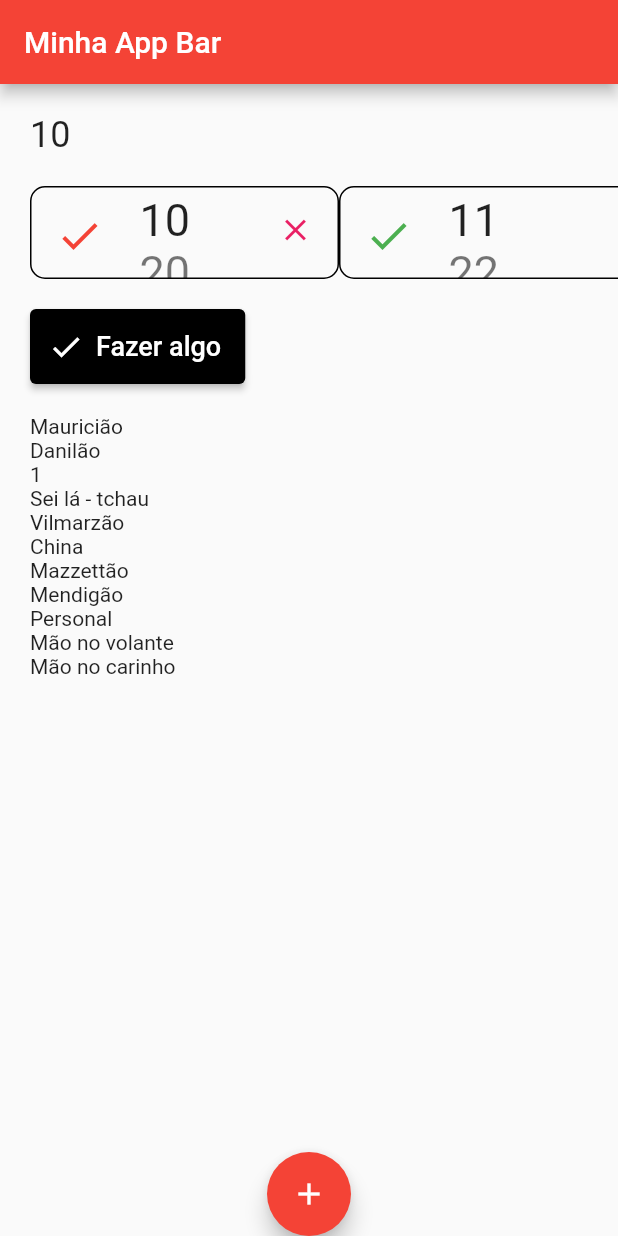
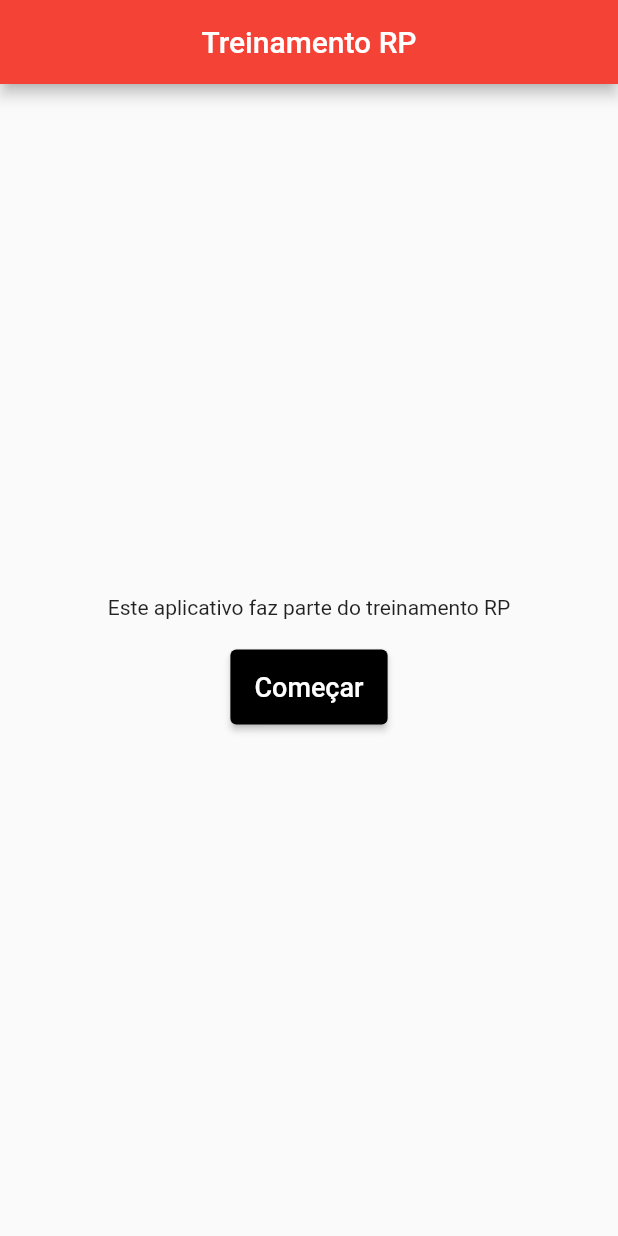
Before and after one commit to mauricioluz/treinamentorp, a Flutter app: the screen it shows after launch, on a phone screen of 412 x 824 dp. Run offline on Flutter 3.47's test engine with Material 2 defaults, Android fonts, the light colour scheme and no system bars.

Commit message:
alterações aula 3

```diff
--- a/lib/home_page.dart
+++ /dev/null
@@ -1,91 +0,0 @@
-import 'dart:math';
-
-import 'package:flutter/material.dart';
-import 'package:treinamentorp/widgets/buttons/custom_elevated_button.dart';
-import 'widgets/listtile/custom_list_tile.dart';
-
-class HomePage extends StatefulWidget {
-  const HomePage({Key? key}) : super(key: key);
-
-  @override
-  State<HomePage> createState() => _HomePageState();
-}
-
-class _HomePageState extends State<HomePage> {
-  int valorInicial = 10;
-
-  List numeros = [10, 11, 43, 24, 69, 71, 121, 32, 32, 34];
-  List nomes = [
-    "Mauricião",
-    "Danilão",
-    1,
-    {"nome": "Sei lá", "sobrenome": "tchau"},
-    "Vilmarzão",
-    "China",
-    "Mazzettão",
-    "Mendigão",
-    "Personal",
-    "Mão no volante",
-    "Mão no carinho",
-  ];
-
-  _buildFloatingButton() => FloatingActionButton(
-      backgroundColor: Colors.red,
-      child: Icon(Icons.add, color: Colors.white),
-      onPressed: () {
-        setState(() {
-          valorInicial = Random().nextInt(100);
-        });
-      });
-
-  @override
-  Widget build(BuildContext context) {
-    return Scaffold(
-      appBar: AppBar(
-          backgroundColor: Colors.red, title: const Text("Minha App Bar")),
-      floatingActionButton: _buildFloatingButton(),
-      floatingActionButtonLocation: FloatingActionButtonLocation.centerDocked,
-      body: Padding(
-          padding: const EdgeInsets.all(20),
-          child: Column(
-              mainAxisAlignment: MainAxisAlignment.start,
-              crossAxisAlignment: CrossAxisAlignment.start,
-              children: [
-                Text(valorInicial.toString(), style: TextStyle(fontSize: 24)),
-                const SizedBox(height: 20),
-                SizedBox(
-                  height: 62,
-                  child: ListView.builder(
-                      scrollDirection: Axis.horizontal,
-                      itemCount: numeros.length,
-                      itemBuilder: (BuildContext _, int index) {
-                        return CustomListTile(valor: numeros.elementAt(index));
-                      }),
-                ),
-                const SizedBox(height: 20),
-                CustomElevatedButton(
-                    text: "Fazer algo",
-                    icon: Icons.check,
-                    onPressed: () {
-                      setState(() {
-                        valorInicial = Random().nextInt(100);
-                      });
-                    }),
-                const SizedBox(height: 20),
-                Expanded(
-                  child: ListView.builder(
-                      itemCount: nomes.length,
-                      itemBuilder: (_, index) {
-                        //Pegando o objeto no índice atual
-                        var valor = nomes[index];
-                        //Valido se o objeto é um Map
-                        if (valor is Map) {
-                          valor = "${valor["nome"]} - ${valor["sobrenome"]}";
-                        }
-                        return Text(valor.toString());
-                      }),
-                )
-              ])),
-    );
-  }
-}
--- a/lib/main.dart
+++ b/lib/main.dart
@@ -1,5 +1,5 @@
 import 'package:flutter/material.dart';
-import 'package:treinamentorp/home_page.dart';
+import 'package:treinamentorp/pages/home_page.dart';
 
 void main() {
   runApp(const MyApp());
--- /dev/null
+++ b/lib/pages/characters_page.dart
@@ -0,0 +1,18 @@
+import 'package:flutter/material.dart';
+import 'package:treinamentorp/widgets/appbar/custom_app_bar.dart';
+
+class CharactersPage extends StatefulWidget {
+  const CharactersPage({Key? key}) : super(key: key);
+
+  @override
+  State<CharactersPage> createState() => _CharactersPageState();
+}
+
+class _CharactersPageState extends State<CharactersPage> {
+  @override
+  Widget build(BuildContext context) {
+    return Scaffold(
+      appBar: CustomAppBar(title: "Personagens"),
+    );
+  }
+}
--- /dev/null
+++ b/lib/pages/home_page.dart
@@ -0,0 +1,38 @@
+import 'package:flutter/material.dart';
+import 'package:treinamentorp/pages/characters_page.dart';
+import 'package:treinamentorp/widgets/appbar/custom_app_bar.dart';
+import 'package:treinamentorp/widgets/buttons/custom_elevated_button.dart';
+
+class HomePage extends StatefulWidget {
+  const HomePage({Key? key}) : super(key: key);
+
+  @override
+  State<HomePage> createState() => _HomePageState();
+}
+
+class _HomePageState extends State<HomePage> {
+  @override
+  Widget build(BuildContext context) {
+    return Scaffold(
+      appBar: CustomAppBar(title: "Treinamento RP"),
+      body: Center(
+        child: Column(
+          mainAxisAlignment: MainAxisAlignment.center,
+          children: [
+            const Text(
+              "Este aplicativo faz parte do treinamento RP",
+              textAlign: TextAlign.center,
+            ),
+            const SizedBox(height: 20),
+            CustomElevatedButton(
+                text: "Começar",
+                onPressed: () {
+                  Navigator.push(context,
+                      MaterialPageRoute(builder: (_) => CharactersPage()));
+                })
+          ],
+        ),
+      ),
+    );
+  }
+}
--- /dev/null
+++ b/lib/widgets/appbar/custom_app_bar.dart
@@ -0,0 +1,18 @@
+import 'package:flutter/material.dart';
+
+class CustomAppBar extends StatelessWidget with PreferredSizeWidget {
+  final String title;
+  const CustomAppBar({Key? key, required this.title}) : super(key: key);
+
+  @override
+  Size get preferredSize => const Size.fromHeight(kToolbarHeight);
+
+  @override
+  Widget build(BuildContext context) {
+    return AppBar(
+      backgroundColor: Colors.red,
+      title: Text(title),
+      centerTitle: true,
+    );
+  }
+}
--- a/lib/widgets/buttons/custom_elevated_button.dart
+++ b/lib/widgets/buttons/custom_elevated_button.dart
@@ -3,24 +3,19 @@ import 'package:flutter/material.dart';
 class CustomElevatedButton extends StatelessWidget {
   final String text;
   final Color? color;
-  final IconData icon;
   final Function() onPressed;
 
   CustomElevatedButton(
-      {required this.text,
-      this.color,
-      required this.icon,
-      required this.onPressed});
+      {required this.text, this.color, required this.onPressed});
 
   @override
   Widget build(BuildContext context) {
     return SizedBox(
       height: 50,
-      child: ElevatedButton.icon(
+      child: ElevatedButton(
           style: ElevatedButton.styleFrom(primary: color ?? Colors.black),
           onPressed: onPressed,
-          icon: Icon(icon),
-          label: Text(
+          child: Text(
             text,
             style: TextStyle(fontSize: 18),
           )),
```
